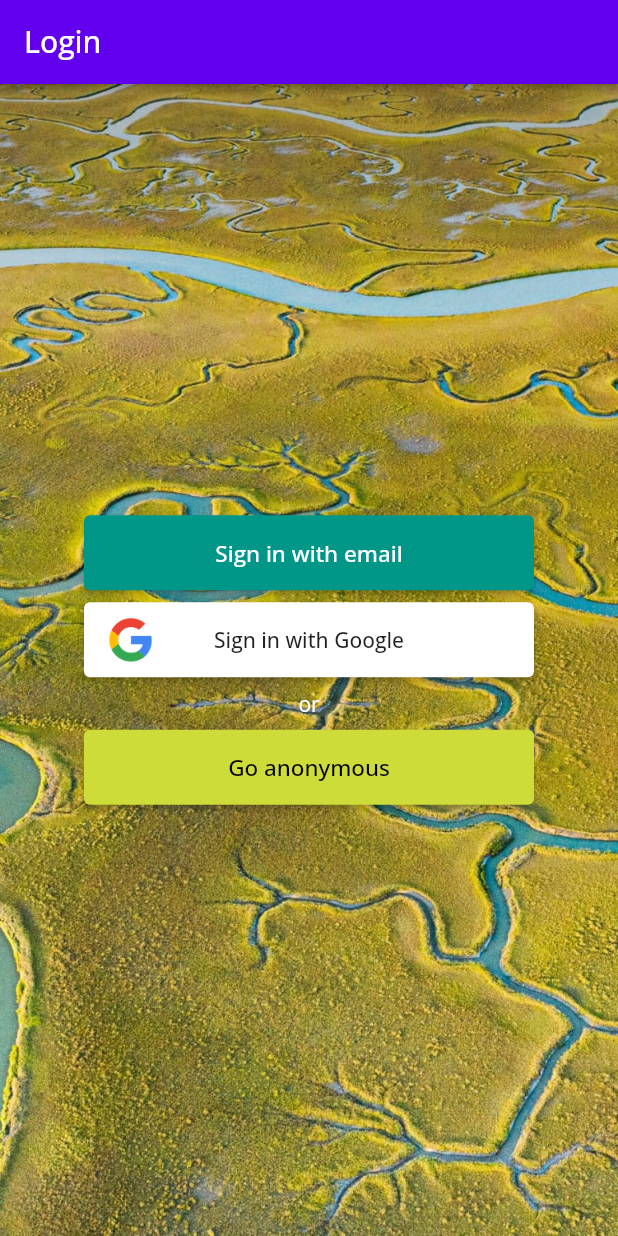
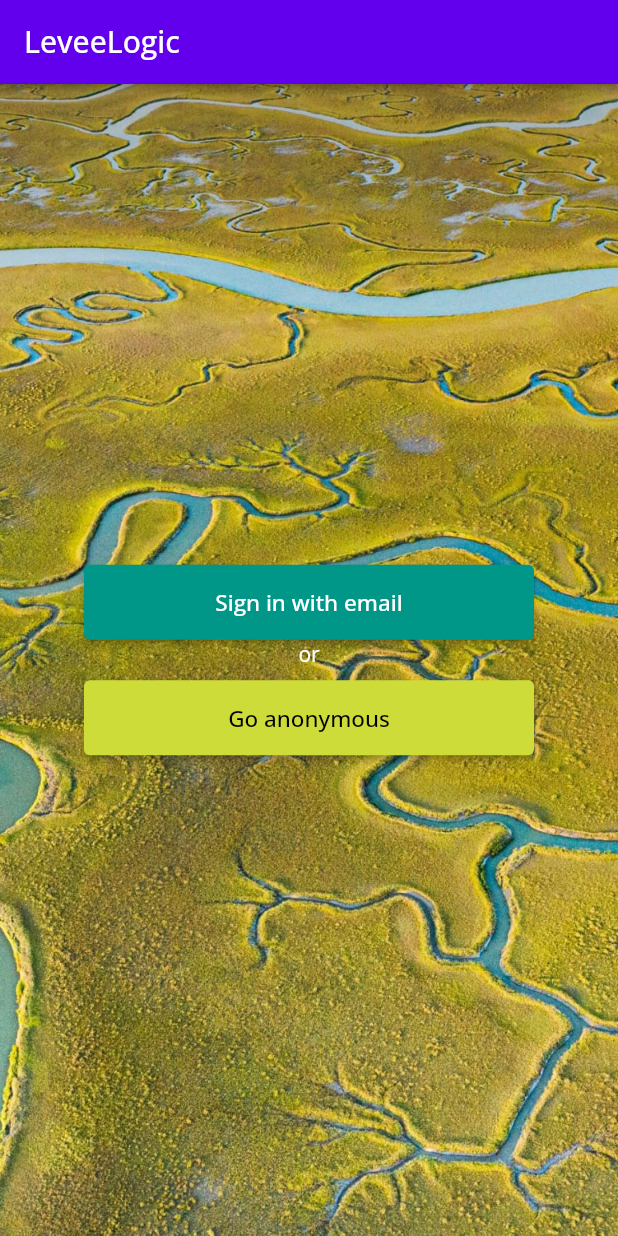
Before and after one commit to Aditya-Zutshi/leveelogic, a Flutter app: the screen it shows after launch, on a phone screen of 412 x 824 dp. Run offline on Flutter 3.47's test engine with Material 2 defaults, Android fonts, the light colour scheme and no system bars; our stand-ins replace auto_route, bloc, equatable, firebase_auth, firebase_core, flutter_bloc and 4 more; missing offline and left inert: firebase_auth_platform_interface, proj4dart; accounts and stored records are empty.

Commit message:
removed google login option for now and added navigation

```diff
--- a/lib/login/view/email_sign_in_form.dart
+++ b/lib/login/view/email_sign_in_form.dart
@@ -34,7 +34,7 @@ class _EmailSignInFormState extends State<EmailSignInForm> {
               ),
             );
         } else if (state.status.isSubmissionSuccess) {
-          context.replaceRoute(const ProjectsRoute());
+          AutoRouter.of(context).replaceAll([const ProjectsRoute()]);
         }
       },
       child: Container(
--- a/lib/login/view/login_form.dart
+++ b/lib/login/view/login_form.dart
@@ -3,7 +3,6 @@ import 'package:flutter/material.dart';
 import 'package:flutter_bloc/flutter_bloc.dart';
 import 'package:leveelogic/login/cubit/login_cubit.dart';
 import 'package:leveelogic/login/widgets/sign_in_button.dart';
-import 'package:leveelogic/login/widgets/social_sign_in_button.dart';
 import 'package:formz/formz.dart';
 import 'package:leveelogic/router/approuter.gr.dart';
 
@@ -23,7 +22,7 @@ class LoginForm extends StatelessWidget {
               ),
             );
         } else if (state.status.isSubmissionSuccess) {
-          context.replaceRoute(const ProjectsRoute());
+          AutoRouter.of(context).replaceAll([const ProjectsRoute()]);
         }
       },
       child: Container(
@@ -48,15 +47,16 @@ class LoginForm extends StatelessWidget {
                   onPressed: () =>
                       AutoRouter.of(context).navigate(const EmailSignInRoute()),
                 ),
-                const SizedBox(height: 8.0),
-                SocialSignInButton(
-                  assetName: 'img/google-logo.png',
-                  text: 'Sign in with Google',
-                  textColor: Colors.black87,
-                  color: Colors.white,
-                  onPressed: () => context.read<LoginCubit>().logInWithGoogle(),
-                ),
-                const SizedBox(height: 8.0),
+                // const SizedBox(height: 8.0),
+                // SocialSignInButton(
+                //   assetName: 'img/google-logo.png',
+                //   text: 'Sign in with Google',
+                //   textColor: Colors.black87,
+                //   color: Colors.white,
+                //   onPressed: () => context.read<LoginCubit>().logInWithGoogle(),
+                // ),
+                // const SizedBox(height: 8.0),
+                // TODO implement Google Login
                 const Text(
                   'or',
                   style: TextStyle(
--- a/lib/login/view/login_page.dart
+++ b/lib/login/view/login_page.dart
@@ -11,7 +11,7 @@ class LoginPage extends StatelessWidget {
   Widget build(BuildContext context) {
     return Scaffold(
       appBar: AppBar(
-        title: const Text('Login'),
+        title: const Text('LeveeLogic'),
         elevation: 2.0,
       ),
       body: BlocProvider(
--- a/packages/geotechnics/lib/helpers/enum_from_string.dart
+++ b/packages/geotechnics/lib/helpers/enum_from_string.dart
@@ -1,5 +1,3 @@
-import 'package:collection/collection.dart';
-
 T enumFromString<T>(Iterable<T> values, String value) {
   return values.firstWhere((type) => type.toString() == value);
 }
```
Also changed, not shown: lib/projects_page/view/projects_page.dart (+33 -4 lines), packages/authentication_repository/lib/src/authentication_repository.dart (+6 -2 lines), 1 other file.
